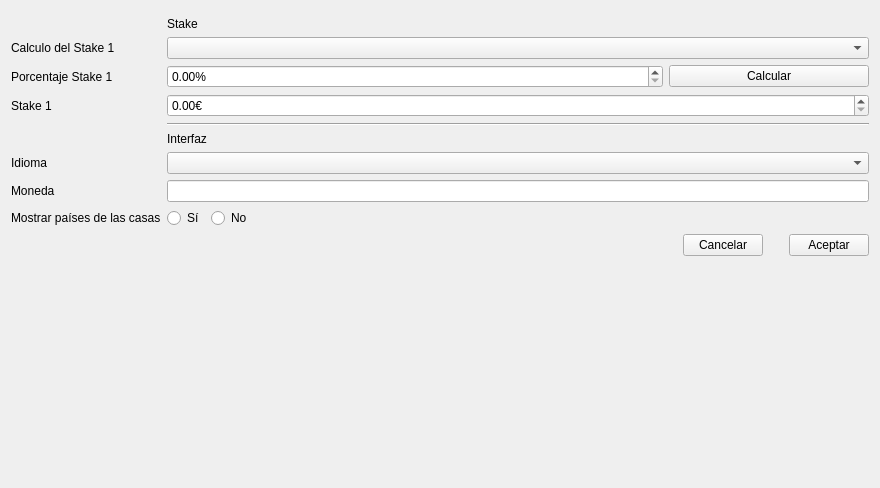
First picture: the form in ui/settings.ui, repository soker90/betcon, before the edit.
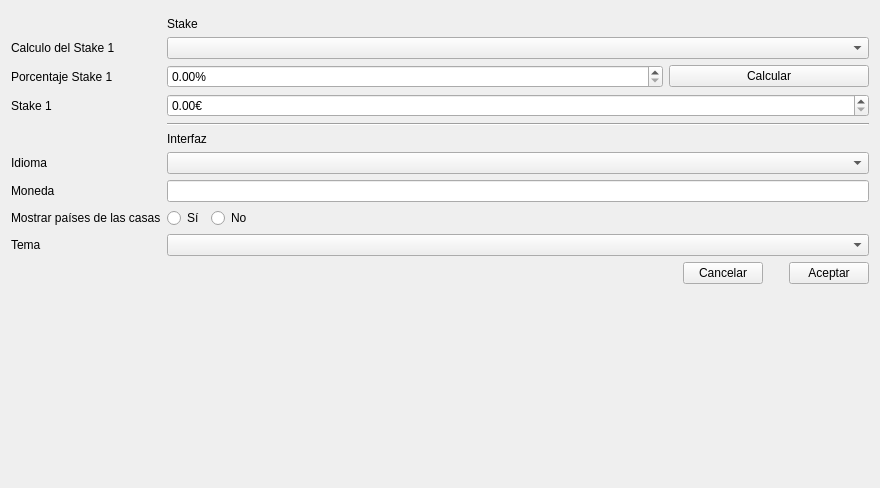
Second picture: the form after the edit.

Commit message: feat: modernize UI — dark/light themes, Qt icons, QTableView migration

The edit to the form file:
```diff
--- a/ui/settings.ui
+++ b/ui/settings.ui
@@ -155,7 +155,17 @@
        </item>
       </layout>
      </item>
+     <item row="10" column="0">
+      <widget class="QLabel" name="lblTheme">
+       <property name="text">
+        <string>Tema</string>
+       </property>
+      </widget>
+     </item>
      <item row="10" column="1">
+      <widget class="QComboBox" name="cmbTheme"/>
+     </item>
+     <item row="11" column="1">
       <layout class="QHBoxLayout" name="horizontalLayout_buttons">
        <item>
         <spacer name="horizontalSpacer_2">
```
The commit also changes 26 other files.
